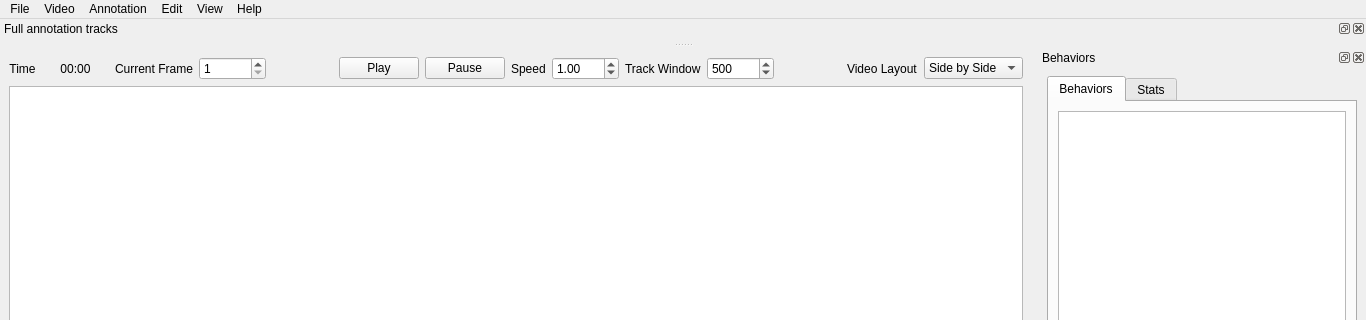
The window that bannotator/ui/main-window.ui (hsingchien/Bannotator) describes before a commit, drawn with Qt 5; both pictures show x 0 to 1366 and y 0 to 320 of the 1366 by 768 pixel window.
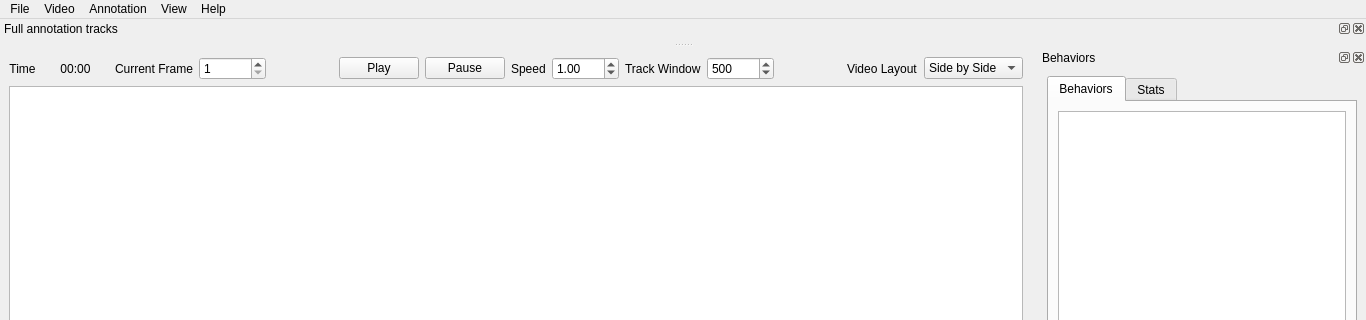
The same window after the commit. Custom widgets are drawn as their Qt base class.

The edit to the form file:
```diff
--- a/bannotator/ui/main-window.ui
+++ b/bannotator/ui/main-window.ui
@@ -311,16 +311,9 @@
     <addaction name="separator"/>
     <addaction name="actionTrack_epoch"/>
    </widget>
-   <widget class="QMenu" name="menuEdit">
-    <property name="title">
-     <string>Edit</string>
-    </property>
-    <addaction name="actionMerge_behavior"/>
-   </widget>
    <addaction name="menuFile"/>
    <addaction name="menuVideo"/>
    <addaction name="menuAnnotation"/>
-   <addaction name="menuEdit"/>
    <addaction name="menuWindows"/>
    <addaction name="menuHelp"/>
   </widget>
```
